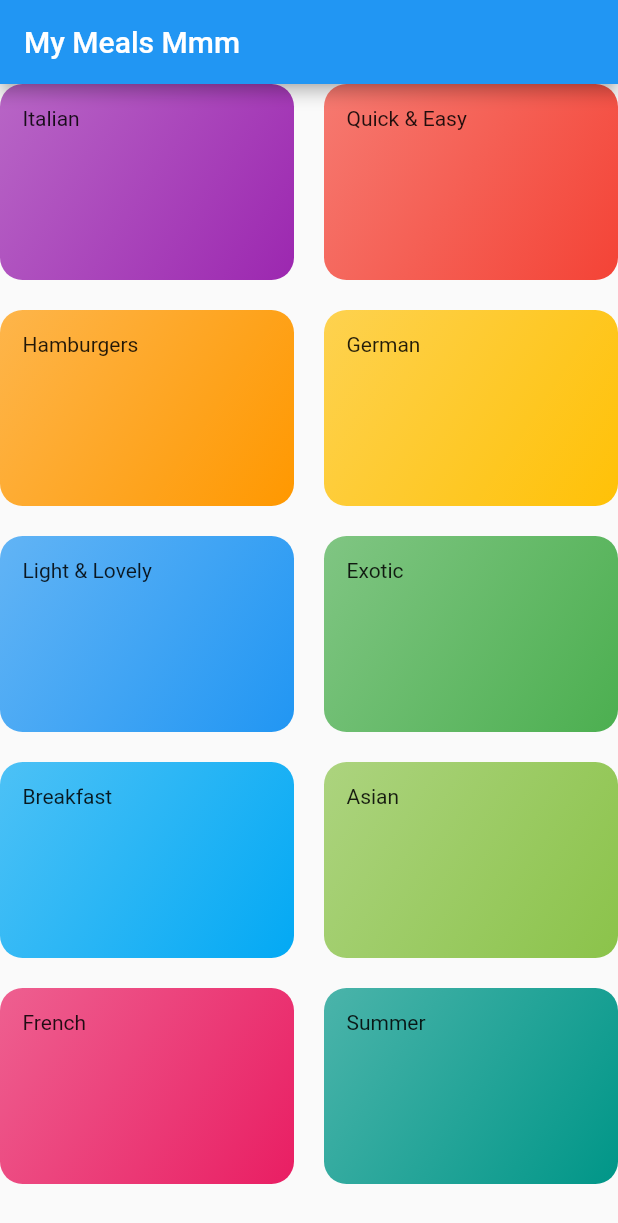
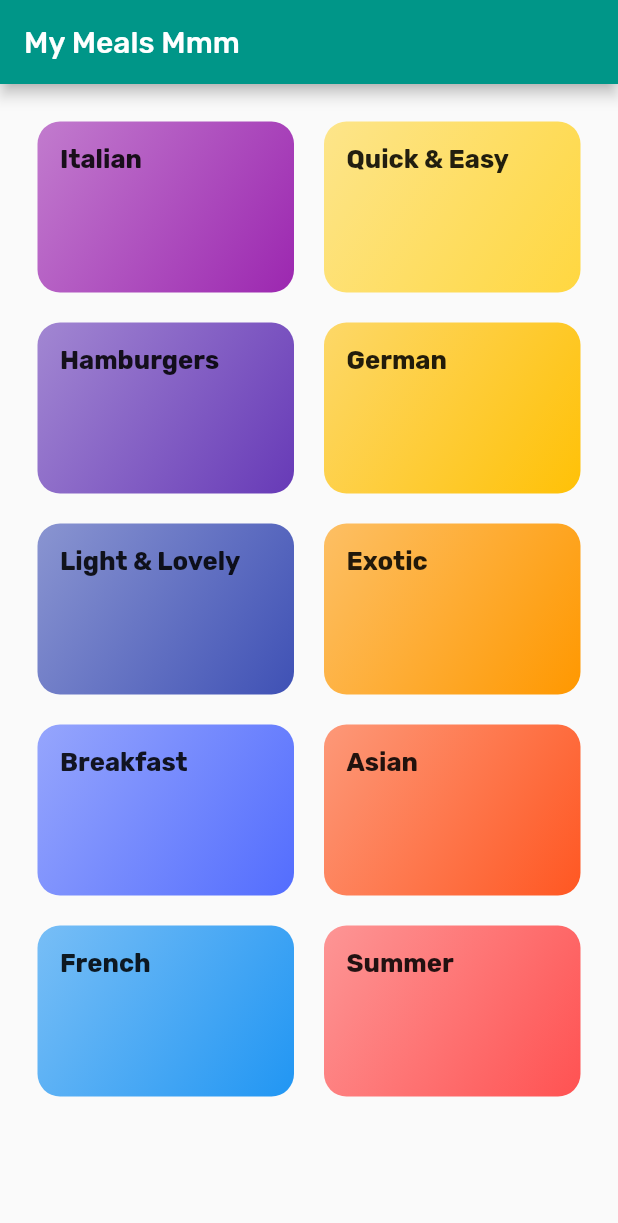
Before and after one commit to tr-stan/flutter_meals_app, a Flutter app: the screen it shows after launch, on a phone screen of 412 x 824 dp. Shown: the top 1223 px of the screen. Run offline on Flutter 3.47's test engine with Material 2 defaults, Android fonts, the phone set to English and light mode, and no system bars.

Commit message:
adds google fonts, category screen, and simple navigation logic

```diff
--- a/lib/main.dart
+++ b/lib/main.dart
@@ -12,7 +12,19 @@ class MyApp extends StatelessWidget {
     return MaterialApp(
       title: 'Flutter Meals App',
       theme: ThemeData(
-        primarySwatch: Colors.blue,
+        primarySwatch: Colors.teal,
+        accentColor: Colors.amber,
+        fontFamily: 'Rubik',
+        textTheme: ThemeData.light().textTheme.copyWith(
+              body1: TextStyle(
+                color: Color.fromRGBO(25, 52, 52, 1),
+              ),
+              title: TextStyle(
+                fontSize:17,
+                fontFamily: 'Rubik',
+                fontWeight: FontWeight.bold,
+              ),
+            ),
       ),
       home: CategoriesScreen(),
     );
--- a/lib/widgets/categories_screen.dart
+++ b/lib/widgets/categories_screen.dart
@@ -11,8 +11,10 @@ class CategoriesScreen extends StatelessWidget {
         title: Text('My Meals Mmm'),
       ),
       body: GridView(
+        padding: const EdgeInsets.all(25),
         children: DUMMY_CATEGORIES
             .map((categoryData) => CategoryItem(
+                  categoryData.id,
                   categoryData.title,
                   categoryData.color,
                 ))
--- a/lib/widgets/category_item.dart
+++ b/lib/widgets/category_item.dart
@@ -1,20 +1,40 @@
 import 'package:flutter/material.dart';
 
+import './category_meals_screen.dart';
+
 class CategoryItem extends StatelessWidget {
+  final String id;
   final String title;
   final Color color;
 
-  CategoryItem(this.title, this.color);
+  CategoryItem(this.id, this.title, this.color);
+
+  void selectCategory(BuildContext ctx) {
+    Navigator.of(ctx).push(
+      MaterialPageRoute(
+        builder: (_) {
+          return CategoryMealsScreen(id, title);
+        },
+      ),
+    );
+  }
 
   @override
   Widget build(BuildContext context) {
-    return Container(
+    return InkWell(
+      onTap: () => selectCategory(context),
+      splashColor: Theme.of(context).primaryColor,
+      borderRadius: BorderRadius.circular(15),
+      child: Container(
         padding: const EdgeInsets.all(15),
-      child: Text(title),
+        child: Text(
+          title,
+          style: Theme.of(context).textTheme.title,
+        ),
         decoration: BoxDecoration(
           gradient: LinearGradient(
             colors: [
-            color.withOpacity(0.7),
+              color.withOpacity(0.6),
               color,
             ],
             begin: Alignment.topLeft,
@@ -22,6 +42,7 @@ class CategoryItem extends StatelessWidget {
           ),
           borderRadius: BorderRadius.circular(15),
         ),
+      ),
     );
   }
 }
--- /dev/null
+++ b/lib/widgets/category_meals_screen.dart
@@ -0,0 +1,17 @@
+import 'package:flutter/material.dart';
+
+class CategoryMealsScreen extends StatelessWidget {
+  final String categoryId;
+  final String categoryTitle;
+
+  CategoryMealsScreen(this.categoryId, this.categoryTitle);
+  @override
+  Widget build(BuildContext context) {
+    return Scaffold(
+      appBar: AppBar(title: Text(categoryTitle)),
+      body: Center(
+        child: Text('Recipes'),
+      ),
+    );
+  }
+}
--- a/lib/widgets/dummy_data.dart
+++ b/lib/widgets/dummy_data.dart
@@ -11,12 +11,12 @@ const DUMMY_CATEGORIES = const [
   Category(
     id: 'c2',
     title: 'Quick & Easy',
-    color: Colors.red,
+    color: Colors.amberAccent,
   ),
   Category(
     id: 'c3',
     title: 'Hamburgers',
-    color: Colors.orange,
+    color: Colors.deepPurple,
   ),
   Category(
     id: 'c4',
@@ -26,31 +26,31 @@ const DUMMY_CATEGORIES = const [
   Category(
     id: 'c5',
     title: 'Light & Lovely',
-    color: Colors.blue,
+    color: Colors.indigo,
   ),
   Category(
     id: 'c6',
     title: 'Exotic',
-    color: Colors.green,
+    color: Colors.orange,
   ),
   Category(
     id: 'c7',
     title: 'Breakfast',
-    color: Colors.lightBlue,
+    color: Colors.indigoAccent,
   ),
   Category(
     id: 'c8',
     title: 'Asian',
-    color: Colors.lightGreen,
+    color: Colors.deepOrange,
   ),
   Category(
     id: 'c9',
     title: 'French',
-    color: Colors.pink,
+    color: Colors.blue,
   ),
   Category(
     id: 'c10',
     title: 'Summer',
-    color: Colors.teal,
+    color: Colors.redAccent,
   ),
 ];
```
Also changed, not shown: pubspec.yaml (+19 -11 lines), assets/fonts/Lato-Bold.ttf (added), assets/fonts/Lato-BoldItalic.ttf (added), assets/fonts/Lato-Regular.ttf (added), assets/fonts/Lato-RegularItalic.ttf (added), assets/fonts/Rubik-Black.ttf (added), assets/fonts/Rubik-Bold.ttf (added), assets/fonts/Rubik-Medium.ttf (added). Lines whose indentation alone changed are shown as unchanged.
